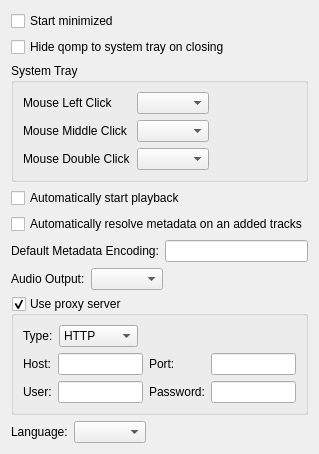
Qt form src/options/qompoptionsmain.ui (qomp/qomp) before a commit.
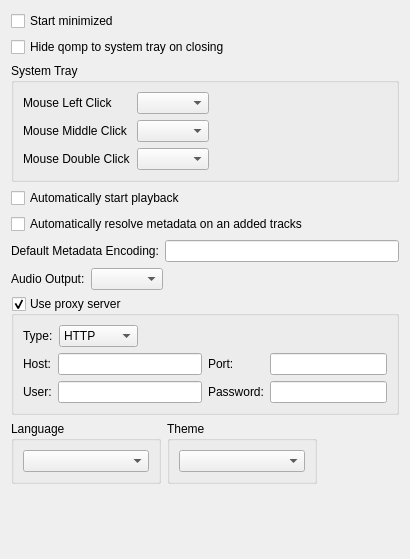
The same form after that commit.

Commit message: more work with themes

```diff
--- a/src/options/qompoptionsmain.ui
+++ b/src/options/qompoptionsmain.ui
@@ -6,8 +6,8 @@
    <rect>
     <x>0</x>
     <y>0</y>
-    <width>287</width>
-    <height>422</height>
+    <width>410</width>
+    <height>559</height>
    </rect>
   </property>
   <property name="sizePolicy">
@@ -289,14 +289,46 @@
    <item>
     <layout class="QHBoxLayout" name="horizontalLayout_4">
      <item>
-      <widget class="QLabel" name="label_7">
-       <property name="text">
-        <string>Language:</string>
+      <widget class="QGroupBox" name="groupBox_2">
+       <property name="minimumSize">
+        <size>
+         <width>150</width>
+         <height>0</height>
+        </size>
        </property>
+       <property name="maximumSize">
+        <size>
+         <width>16777215</width>
+         <height>16777215</height>
+        </size>
+       </property>
+       <property name="title">
+        <string>Language</string>
+       </property>
+       <layout class="QHBoxLayout" name="horizontalLayout_6">
+        <item>
+         <widget class="QComboBox" name="cb_lang"/>
+        </item>
+       </layout>
       </widget>
      </item>
      <item>
-      <widget class="QComboBox" name="cb_lang"/>
+      <widget class="QGroupBox" name="groupBox">
+       <property name="minimumSize">
+        <size>
+         <width>150</width>
+         <height>0</height>
+        </size>
+       </property>
+       <property name="title">
+        <string>Theme</string>
+       </property>
+       <layout class="QHBoxLayout" name="horizontalLayout_7">
+        <item>
+         <widget class="QComboBox" name="cb_theme"/>
+        </item>
+       </layout>
+      </widget>
      </item>
      <item>
       <spacer name="horizontalSpacer_3">
```
The commit also changes 12 other files.
